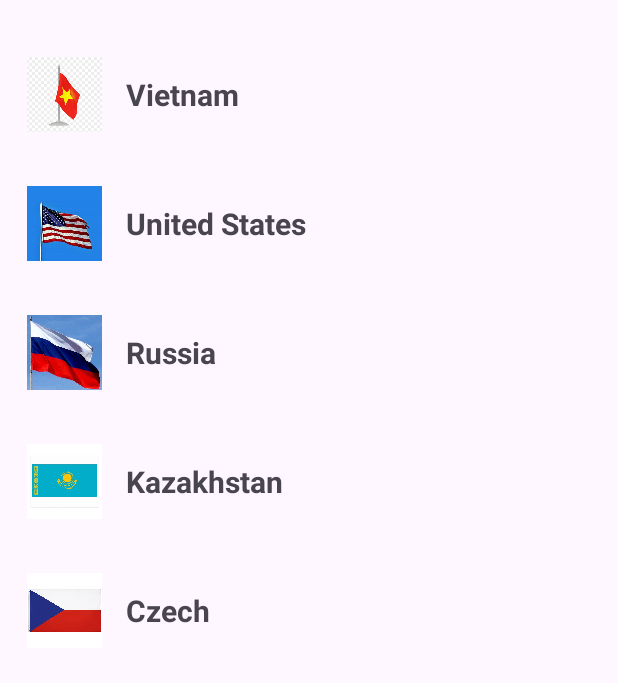
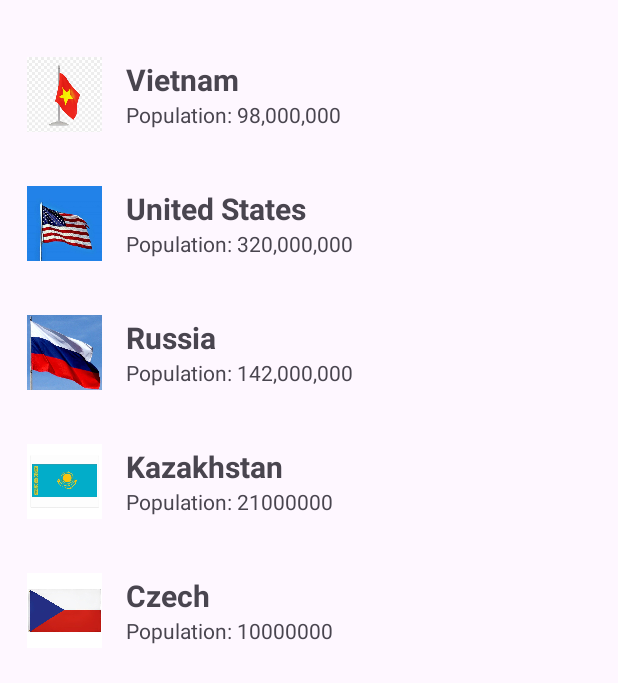
Before and after one commit to ilyasqn/AndroidProject, an Android app: the screen it shows after launch (MainActivity), on a phone screen of 412 x 824 dp. Shown: the top 683 px of the screen. Run offline under Robolectric (Android 15) with nearby library versions, the light colour scheme and no system bars.

Commit message:
change item country

```diff
--- a/app/src/main/java/com/example/myapplication6/MainActivity.kt
+++ b/app/src/main/java/com/example/myapplication6/MainActivity.kt
@@ -18,8 +18,8 @@ class MainActivity : AppCompatActivity() {
         countryList.add(Country("Vietnam", "98,000,000", R.drawable.vietnam_flag))
         countryList.add(Country("United States", "320,000,000", R.drawable.usa_flag))
         countryList.add(Country("Russia", "142,000,000", R.drawable.russia_flag))
-        countryList.add(Country("Kazakhstan", "20000000", R.drawable.kazakhstan_flag))
-        countryList.add(Country("Czech", "1", R.drawable.czech))
+        countryList.add(Country("Kazakhstan", "21000000", R.drawable.kazakhstan_flag))
+        countryList.add(Country("Czech", "10000000", R.drawable.czech))
 
         val CountryAdapter: CountryAdapter = CountryAdapter(countryList)
 
--- a/app/src/main/res/layout/item_country.xml
+++ b/app/src/main/res/layout/item_country.xml
@@ -25,5 +25,11 @@
             android:text="Country Name"
             android:textSize="20sp"
             android:textStyle="bold"/>
+        <TextView
+            android:id="@+id/textViewPopulation"
+            android:layout_width="wrap_content"
+            android:layout_height="wrap_content"
+            android:text="Population: 0"
+            android:textSize="14sp"/>
     </LinearLayout>
 </LinearLayout>
```
